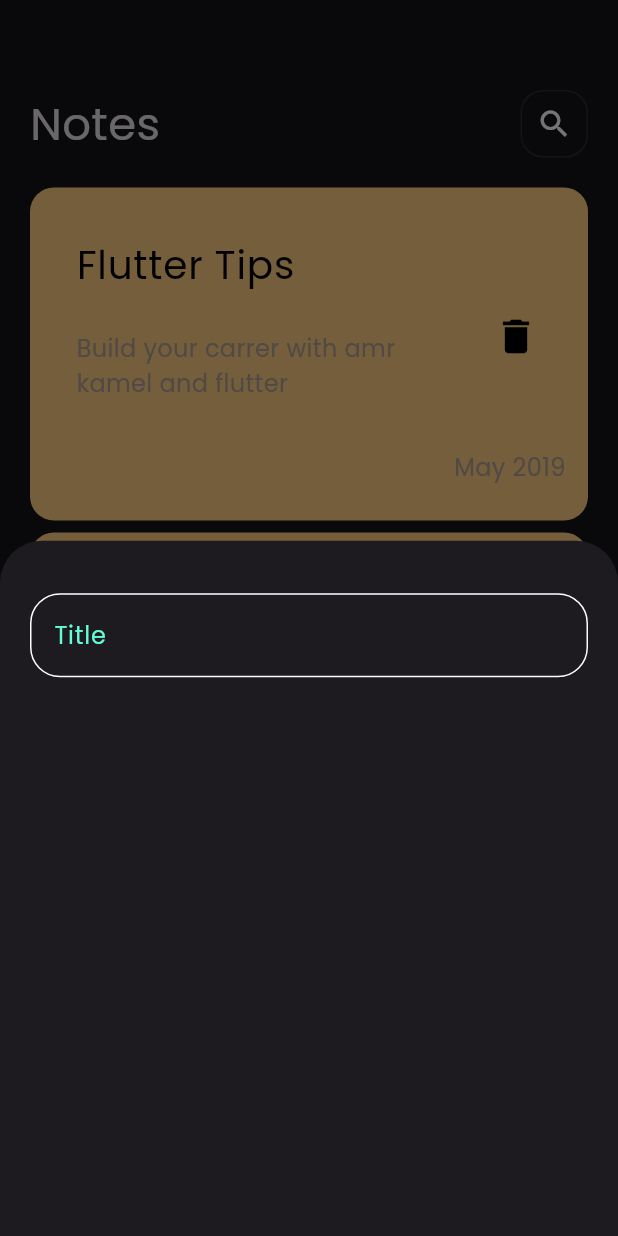
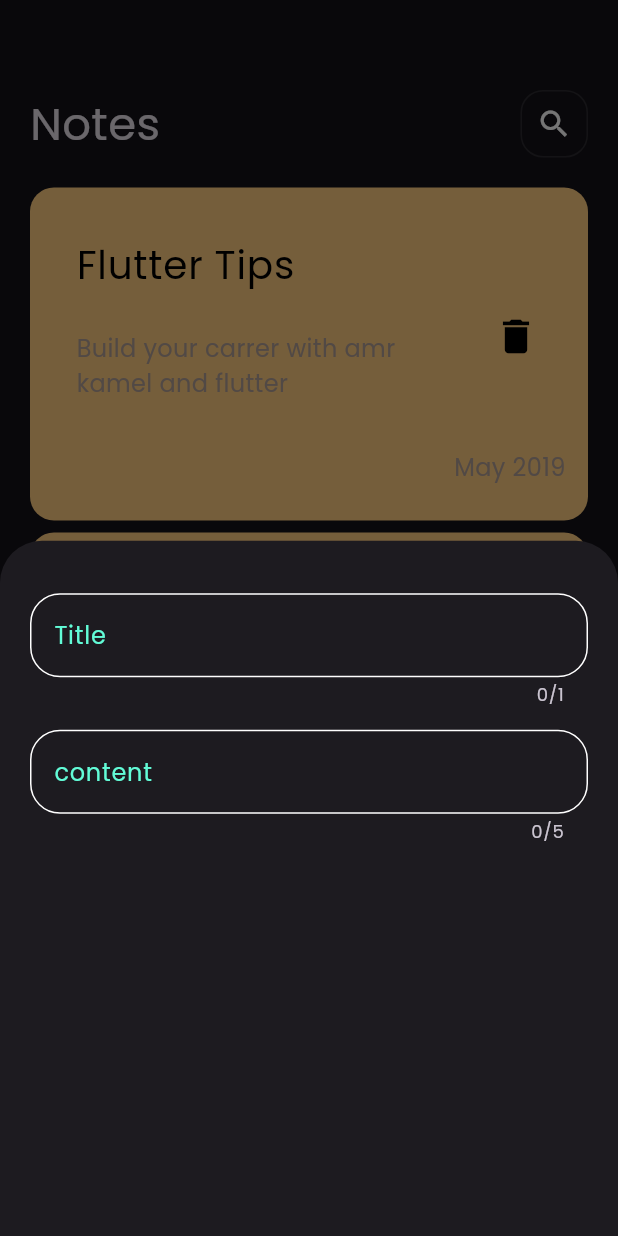
Before and after one commit to Amr2626/notes_app, a Flutter app: the screen it shows after launch, after a tap on the "add" icon, on a phone screen of 412 x 824 dp. Run offline on Flutter 3.47's test engine with Material 3 defaults, Android fonts, the phone set to English and light mode, and no system bars.

Commit message:
add fields to bottom sheet

```diff
--- a/lib/widgets/add_note_bottom_sheet.dart
+++ b/lib/widgets/add_note_bottom_sheet.dart
@@ -7,7 +7,14 @@ class AddNoteBottomSheet extends StatelessWidget {
   Widget build(BuildContext context) {
     return Padding(
       padding: const EdgeInsets.symmetric(horizontal: 20),
-      child: Column(children: [SizedBox(height: 35), CustomTextField()]),
+      child: Column(
+        children: [
+          SizedBox(height: 35),
+          CustomTextField(hint: 'Title', maxlines: 1),
+          SizedBox(height: 15),
+          CustomTextField(hint: 'content', maxlines: 5),
+        ],
+      ),
     );
   }
 }
--- a/lib/widgets/custom_text_field.dart
+++ b/lib/widgets/custom_text_field.dart
@@ -2,13 +2,21 @@ import 'package:flutter/material.dart';
 import 'package:notes/constants.dart';
 
 class CustomTextField extends StatelessWidget {
-  const CustomTextField({super.key});
+  const CustomTextField({
+    super.key,
+    required this.hint,
+    required this.maxlines,
+  });
+  final String hint;
+  final int maxlines;
+
   @override
   Widget build(BuildContext context) {
     return TextField(
       cursorColor: KPrimaryColor,
+      maxLength: maxlines,
       decoration: InputDecoration(
-        hintText: 'Title',
+        hintText: hint,
         hintStyle: const TextStyle(color: KPrimaryColor),
         border: BuilderBorder(),
         enabledBorder: BuilderBorder(),
```
